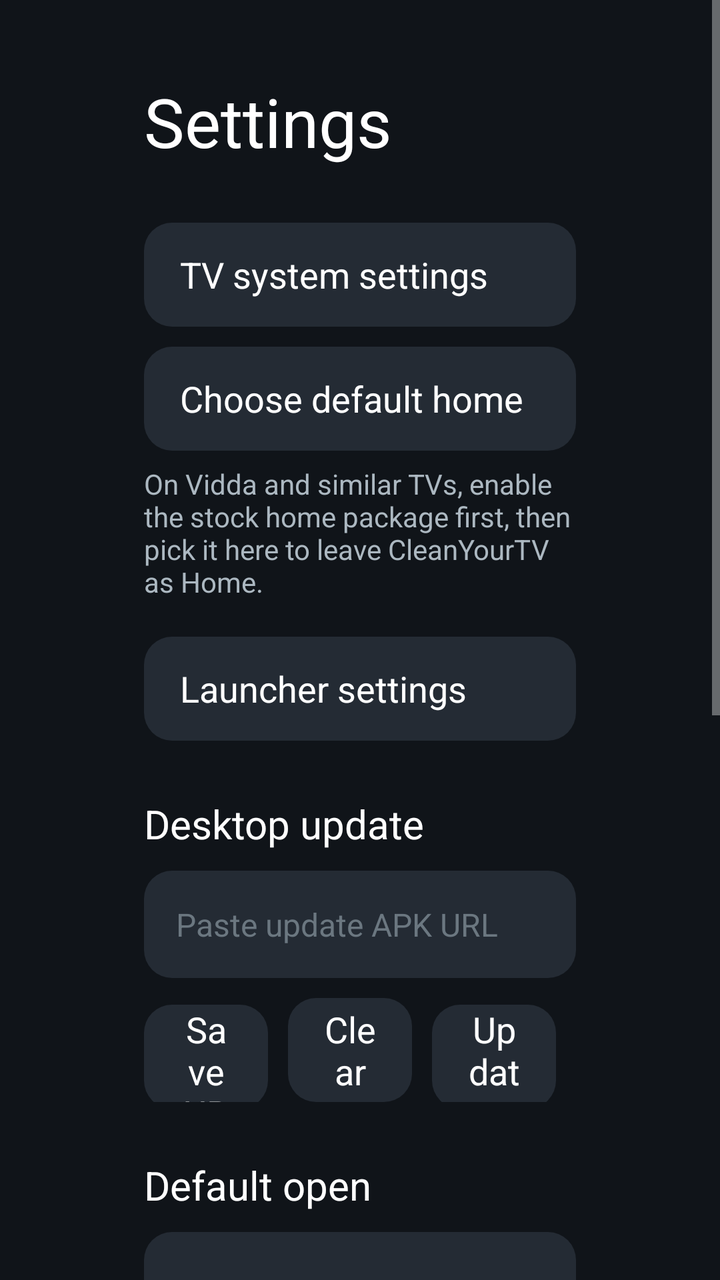
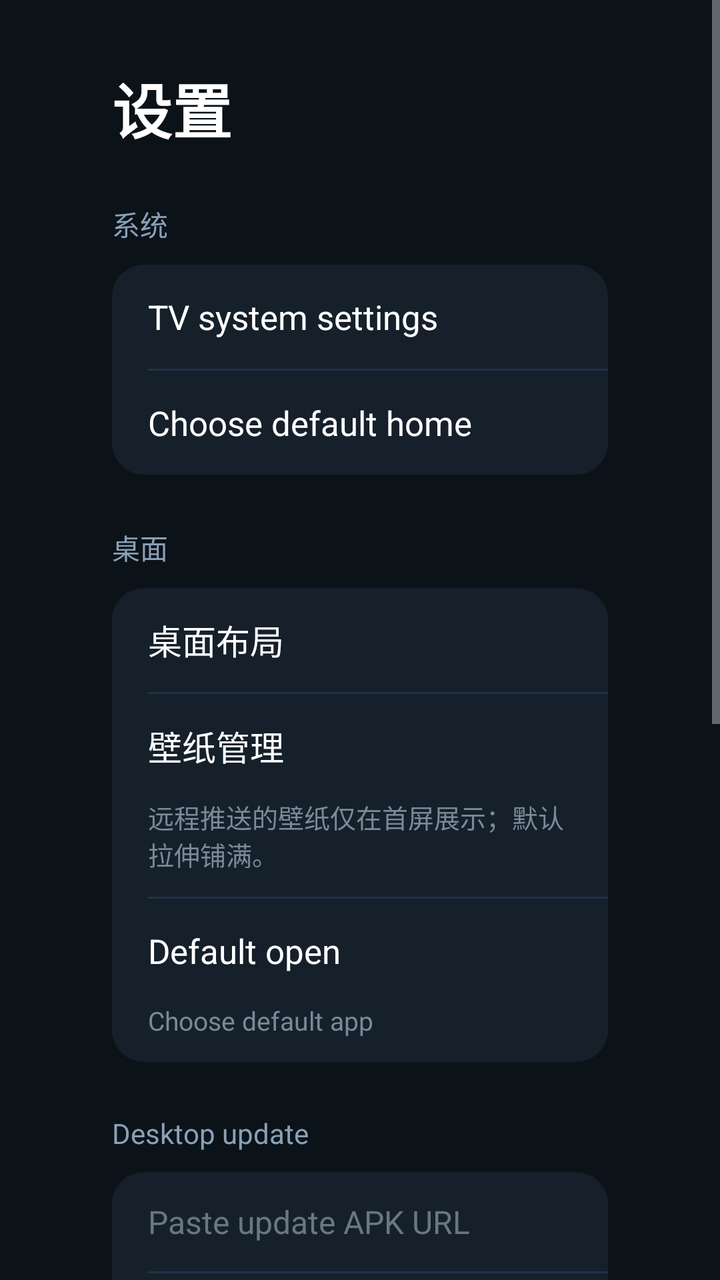

An Android layout rendered at two revisions. The XML below is the earlier revision; the diff shows what the commit changed to produce the second picture.
<!-- AndroidManifest.xml: application theme Theme.TvHome -->
<!-- res/layout/activity_tv_settings_hub.xml -->
<?xml version="1.0" encoding="utf-8"?>
<ScrollView xmlns:android="http://schemas.android.com/apk/res/android"
    android:layout_width="match_parent"
    android:layout_height="match_parent"
    android:background="#FF101419"
    android:fillViewport="true">

    <LinearLayout
        android:layout_width="match_parent"
        android:layout_height="wrap_content"
        android:orientation="vertical"
        android:paddingStart="72dp"
        android:paddingEnd="72dp"
        android:paddingTop="38dp"
        android:paddingBottom="38dp">

        <TextView
            android:layout_width="match_parent"
            android:layout_height="wrap_content"
            android:text="@string/settings_hub_title"
            android:textColor="#FFFFFFFF"
            android:textSize="34sp" />

        <TextView
            android:id="@+id/hubSystemSettings"
            style="@style/SettingsRow"
            android:layout_marginTop="28dp"
            android:text="@string/tv_settings" />

        <TextView
            android:id="@+id/hubSwitchHome"
            style="@style/SettingsRow"
            android:layout_marginTop="10dp"
            android:text="@string/home_settings" />

        <TextView
            android:layout_width="match_parent"
            android:layout_height="wrap_content"
            android:layout_marginTop="7dp"
            android:text="@string/home_settings_vidda_hint"
            android:textColor="#FFACB8C1"
            android:textSize="14sp" />

        <TextView
            android:id="@+id/hubLauncherSettings"
            style="@style/SettingsRow"
            android:layout_marginTop="18dp"
            android:text="@string/launcher_settings" />

        <TextView
            android:layout_width="match_parent"
            android:layout_height="wrap_content"
            android:layout_marginTop="28dp"
            android:text="@string/update_section"
            android:textColor="#FFFFFFFF"
            android:textSize="20sp" />

        <EditText
            android:id="@+id/hubUpdateUrl"
            android:layout_width="match_parent"
            android:layout_height="wrap_content"
            android:layout_marginTop="10dp"
            android:background="@drawable/settings_choice_bg"
            android:hint="@string/update_url_hint"
            android:inputType="textUri"
            android:padding="16dp"
            android:textColor="#FFFFFFFF"
            android:textColorHint="#FF6B7780"
            android:textSize="16sp" />

        <LinearLayout
            android:layout_width="match_parent"
            android:layout_height="wrap_content"
            android:layout_marginTop="10dp"
            android:orientation="horizontal">

            <TextView
                android:id="@+id/hubUpdateSave"
                style="@style/SettingsColumnChoice"
                android:text="@string/update_save" />

            <TextView
                android:id="@+id/hubUpdateClear"
                style="@style/SettingsColumnChoice"
                android:text="@string/update_clear" />

            <TextView
                android:id="@+id/hubUpdateNow"
                style="@style/SettingsColumnChoice"
                android:text="@string/update_now" />
        </LinearLayout>

        <TextView
            android:id="@+id/hubUpdateProgress"
            android:layout_width="match_parent"
            android:layout_height="wrap_content"
            android:layout_marginTop="8dp"
            android:textColor="#FFACB8C1"
            android:textSize="14sp"
            android:visibility="gone" />

        <TextView
            android:layout_width="match_parent"
            android:layout_height="wrap_content"
            android:layout_marginTop="28dp"
            android:text="@string/default_open_section"
            android:textColor="#FFFFFFFF"
            android:textSize="20sp" />

        <TextView
            android:id="@+id/hubDefaultOpenToggle"
            style="@style/SettingsRow"
            android:layout_marginTop="10dp" />

        <TextView
            android:id="@+id/hubDefaultOpenPick"
            style="@style/SettingsRow"
            android:layout_marginTop="10dp"
            android:text="@string/default_open_pick" />

        <TextView
            android:layout_width="match_parent"
            android:layout_height="wrap_content"
            android:layout_marginTop="28dp"
            android:text="@string/backup_section"
            android:textColor="#FFFFFFFF"
            android:textSize="20sp" />

        <TextView
            android:id="@+id/hubBackupCreate"
            style="@style/SettingsRow"
            android:layout_marginTop="10dp"
            android:text="@string/backup_create" />

        <TextView
            android:id="@+id/hubBackupList"
            style="@style/SettingsRow"
            android:layout_marginTop="10dp"
            android:text="@string/backup_list" />

        <TextView
            android:layout_width="match_parent"
            android:layout_height="wrap_content"
            android:layout_marginTop="28dp"
            android:text="@string/push_section"
            android:textColor="#FFFFFFFF"
            android:textSize="20sp" />

        <TextView
            android:id="@+id/hubPushAddress"
            android:layout_width="match_parent"
            android:layout_height="wrap_content"
            android:layout_marginTop="10dp"
            android:textColor="#FF4FC3F7"
            android:textSize="22sp" />

        <TextView
            android:layout_width="match_parent"
            android:layout_height="wrap_content"
            android:layout_marginTop="7dp"
            android:text="@string/push_address_hint"
            android:textColor="#FFACB8C1"
            android:textSize="14sp" />

        <TextView
            android:id="@+id/hubPushHistory"
            style="@style/SettingsRow"
            android:layout_marginTop="10dp"
            android:text="@string/push_history" />
    </LinearLayout>
</ScrollView>
<!-- resources referenced by this layout -->
<resources>
  <string name="backup_create">Create backup</string>
  <string name="backup_section">Local backup</string>
  <string name="default_open_section">Default open</string>
  <string name="home_settings">Choose default home</string>
  <string name="home_settings_vidda_hint">On Vidda and similar TVs, enable the stock home package first, then pick it here to leave CleanYourTV as Home.</string>
  <string name="launcher_settings">Launcher settings</string>
  <string name="push_address_hint">Enter this address in the PC admin (IP:port). No discovery or pairing.</string>
  <string name="push_history">Push history</string>
  <string name="push_section">LAN push</string>
  <string name="settings_hub_title">Settings</string>
  <string name="tv_settings">TV system settings</string>
  <string name="update_clear">Clear</string>
  <string name="update_now">Update</string>
  <string name="update_save">Save URL</string>
  <string name="update_section">Desktop update</string>
  <!-- unchanged entries left out for length: 7 -->
</resources>

<!-- the commit's change to res/layout/activity_tv_settings_hub.xml (unified diff, before → after) -->
@@ -2,170 +2,182 @@
 <ScrollView xmlns:android="http://schemas.android.com/apk/res/android"
     android:layout_width="match_parent"
     android:layout_height="match_parent"
-    android:background="#FF101419"
+    android:background="#FF0B1218"
     android:fillViewport="true">
 
     <LinearLayout
         android:layout_width="match_parent"
         android:layout_height="wrap_content"
         android:orientation="vertical"
-        android:paddingStart="72dp"
-        android:paddingEnd="72dp"
-        android:paddingTop="38dp"
-        android:paddingBottom="38dp">
+        android:paddingStart="56dp"
+        android:paddingEnd="56dp"
+        android:paddingTop="32dp"
+        android:paddingBottom="40dp">
 
         <TextView
             android:layout_width="match_parent"
             android:layout_height="wrap_content"
             android:text="@string/settings_hub_title"
             android:textColor="#FFFFFFFF"
-            android:textSize="34sp" />
+            android:textSize="30sp"
+            android:textStyle="bold" />
 
+        
         <TextView
-            android:id="@+id/hubSystemSettings"
-            style="@style/SettingsRow"
-            android:layout_marginTop="28dp"
-            android:text="@string/tv_settings" />
+            style="@style/SettingsSectionTitle"
+            android:text="@string/hub_section_system" />
 
-        <TextView
-            android:id="@+id/hubSwitchHome"
-            style="@style/SettingsRow"
-            android:layout_marginTop="10dp"
-            android:text="@string/home_settings" />
+        <LinearLayout style="@style/SettingsCard">
+            <TextView
+                android:id="@+id/hubSystemSettings"
+                style="@style/SettingsRowInCard"
+                android:text="@string/tv_settings" />
 
-        <TextView
-            android:layout_width="match_parent"
-            android:layout_height="wrap_content"
-            android:layout_marginTop="7dp"
-            android:text="@string/home_settings_vidda_hint"
-            android:textColor="#FFACB8C1"
-            android:textSize="14sp" />
-
-        <TextView
-            android:id="@+id/hubLauncherSettings"
-            style="@style/SettingsRow"
-            android:layout_marginTop="18dp"
-            android:text="@string/launcher_settings" />
-
-        <TextView
-            android:layout_width="match_parent"
-            android:layout_height="wrap_content"
-            android:layout_marginTop="28dp"
-            android:text="@string/update_section"
-            android:textColor="#FFFFFFFF"
-            android:textSize="20sp" />
-
-        <EditText
-            android:id="@+id/hubUpdateUrl"
-            android:layout_width="match_parent"
-            android:layout_height="wrap_content"
-            android:layout_marginTop="10dp"
-            android:background="@drawable/settings_choice_bg"
-            android:hint="@string/update_url_hint"
-            android:inputType="textUri"
-            android:padding="16dp"
-            android:textColor="#FFFFFFFF"
-            android:textColorHint="#FF6B7780"
-            android:textSize="16sp" />
-
-        <LinearLayout
-            android:layout_width="match_parent"
-            android:layout_height="wrap_content"
-            android:layout_marginTop="10dp"
-            android:orientation="horizontal">
+            <View style="@style/SettingsDivider" />
 
             <TextView
-                android:id="@+id/hubUpdateSave"
-                style="@style/SettingsColumnChoice"
-                android:text="@string/update_save" />
+                android:id="@+id/hubSwitchHome"
+                style="@style/SettingsRowInCard"
+                android:text="@string/home_settings" />
+        </LinearLayout>
+
+        
+        <TextView
+            style="@style/SettingsSectionTitle"
+            android:text="@string/hub_section_desktop" />
+
+        <LinearLayout style="@style/SettingsCard">
+            <TextView
+                android:id="@+id/hubLauncherSettings"
+                style="@style/SettingsRowInCard"
+                android:text="@string/hub_desktop_layout" />
+
+            <View style="@style/SettingsDivider" />
 
             <TextView
-                android:id="@+id/hubUpdateClear"
-                style="@style/SettingsColumnChoice"
-                android:text="@string/update_clear" />
+                android:id="@+id/hubWallpaperManage"
+                style="@style/SettingsRowInCard"
+                android:text="@string/wallpaper_manage" />
 
             <TextView
-                android:id="@+id/hubUpdateNow"
-                style="@style/SettingsColumnChoice"
-                android:text="@string/update_now" />
+                android:id="@+id/hubWallpaperState"
+                style="@style/SettingsRowSub"
+                android:text="@string/wallpaper_manage_hint" />
+
+            <View style="@style/SettingsDivider" />
+
+            <TextView
+                android:id="@+id/hubDefaultOpenToggle"
+                style="@style/SettingsRowInCard"
+                android:text="@string/default_open_section" />
+
+            <TextView
+                android:id="@+id/hubDefaultOpenPick"
+                style="@style/SettingsRowSub"
+                android:text="@string/default_open_pick" />
         </LinearLayout>
 
+        
         <TextView
-            android:id="@+id/hubUpdateProgress"
-            android:layout_width="match_parent"
-            android:layout_height="wrap_content"
-            android:layout_marginTop="8dp"
-            android:textColor="#FFACB8C1"
-            android:textSize="14sp"
-            android:visibility="gone" />
+            style="@style/SettingsSectionTitle"
+            android:text="@string/update_section" />
 
+        <LinearLayout style="@style/SettingsCard">
+            <EditText
+                android:id="@+id/hubUpdateUrl"
+                android:layout_width="match_parent"
+                android:layout_height="wrap_content"
+                android:background="@android:color/transparent"
+                android:hint="@string/update_url_hint"
+                android:inputType="textUri"
+                android:paddingStart="18dp"
+                android:paddingEnd="18dp"
+                android:paddingTop="14dp"
+                android:paddingBottom="14dp"
+                android:textColor="#FFFFFFFF"
+                android:textColorHint="#FF6B7780"
+                android:textSize="16sp" />
+
+            <View style="@style/SettingsDivider" />
+
+            <LinearLayout
+                android:layout_width="match_parent"
+                android:layout_height="wrap_content"
+                android:orientation="horizontal"
+                android:padding="10dp">
+
+                <TextView
+                    android:id="@+id/hubUpdateNow"
+                    style="@style/SettingsColumnChoice"
+                    android:layout_marginEnd="0dp"
+                    android:text="@string/update_now" />
+            </LinearLayout>
+
+            <TextView
+                android:id="@+id/hubUpdateProgress"
+                android:layout_width="match_parent"
+                android:layout_height="wrap_content"
+                android:paddingStart="18dp"
+                android:paddingEnd="18dp"
+                android:paddingBottom="12dp"
+                android:textColor="#FFACB8C1"
+                android:textSize="13sp"
+                android:visibility="gone" />
+        </LinearLayout>
+
+        
         <TextView
-            android:layout_width="match_parent"
-            android:layout_height="wrap_content"
-            android:layout_marginTop="28dp"
-            android:text="@string/default_open_section"
-            android:textColor="#FFFFFFFF"
-            android:textSize="20sp" />
+            style="@style/SettingsSectionTitle"
+            android:text="@string/push_section" />
 
+        <LinearLayout style="@style/SettingsCard">
+            <TextView
+                android:id="@+id/hubPushAddress"
+                android:layout_width="match_parent"
+                android:layout_height="wrap_content"
+                android:paddingStart="18dp"
+                android:paddingEnd="18dp"
+                android:paddingTop="16dp"
+                android:paddingBottom="4dp"
+                android:textColor="#FF4FC3F7"
+                android:textSize="20sp"
+                android:textIsSelectable="true" />
+
+            <TextView
+                android:layout_width="match_parent"
+                android:layout_height="wrap_content"
+                android:paddingStart="18dp"
+                android:paddingEnd="18dp"
+                android:paddingBottom="12dp"
+                android:text="@string/push_address_hint"
+                android:textColor="#FF7A8A99"
+                android:textSize="13sp" />
+
+            <View style="@style/SettingsDivider" />
+
+            <TextView
+                android:id="@+id/hubPushHistory"
+                style="@style/SettingsRowInCard"
+                android:text="@string/push_history" />
+        </LinearLayout>
+
+        
         <TextView
-            android:id="@+id/hubDefaultOpenToggle"
-            style="@style/SettingsRow"
-            android:layout_marginTop="10dp" />
+            style="@style/SettingsSectionTitle"
+            android:text="@string/backup_section" />
 
-        <TextView
-            android:id="@+id/hubDefaultOpenPick"
-            style="@style/SettingsRow"
-            android:layout_marginTop="10dp"
-            android:text="@string/default_open_pick" />
+        <LinearLayout style="@style/SettingsCard">
+            <TextView
+                android:id="@+id/hubBackupCreate"
+                style="@style/SettingsRowInCard"
+                android:text="@string/backup_create" />
 
-        <TextView
-            android:layout_width="match_parent"
-            android:layout_height="wrap_content"
-            android:layout_marginTop="28dp"
-            android:text="@string/backup_section"
-            android:textColor="#FFFFFFFF"
-            android:textSize="20sp" />
+            <View style="@style/SettingsDivider" />
 
-        <TextView
-            android:id="@+id/hubBackupCreate"
-            style="@style/SettingsRow"
-            android:layout_marginTop="10dp"
-            android:text="@string/backup_create" />
-
-        <TextView
-            android:id="@+id/hubBackupList"
-            style="@style/SettingsRow"
-            android:layout_marginTop="10dp"
-            android:text="@string/backup_list" />
-
-        <TextView
-            android:layout_width="match_parent"
-            android:layout_height="wrap_content"
-            android:layout_marginTop="28dp"
-            android:text="@string/push_section"
-            android:textColor="#FFFFFFFF"
-            android:textSize="20sp" />
-
-        <TextView
-            android:id="@+id/hubPushAddress"
-            android:layout_width="match_parent"
-            android:layout_height="wrap_content"
-            android:layout_marginTop="10dp"
-            android:textColor="#FF4FC3F7"
-            android:textSize="22sp" />
-
-        <TextView
-            android:layout_width="match_parent"
-            android:layout_height="wrap_content"
-            android:layout_marginTop="7dp"
-            android:text="@string/push_address_hint"
-            android:textColor="#FFACB8C1"
-            android:textSize="14sp" />
-
-        <TextView
-            android:id="@+id/hubPushHistory"
-            style="@style/SettingsRow"
-            android:layout_marginTop="10dp"
-            android:text="@string/push_history" />
+            <TextView
+                android:id="@+id/hubBackupList"
+                style="@style/SettingsRowInCard"
+                android:text="@string/backup_list" />
+        </LinearLayout>
     </LinearLayout>
 </ScrollView>
<!-- resource entries referenced after the edit -->
@@ -4,17 +4,88 @@
   <string name="backup_section">Local backup</string>
   <string name="default_open_section">Default open</string>
   <string name="home_settings">Choose default home</string>
-  <string name="home_settings_vidda_hint">On Vidda and similar TVs, enable the stock home package first, then pick it here to leave CleanYourTV as Home.</string>
-  <string name="launcher_settings">Launcher settings</string>
-  <string name="push_address_hint">Enter this address in the PC admin (IP:port). No discovery or pairing.</string>
+  <string name="hub_desktop_layout">桌面布局</string>
+  <string name="hub_section_desktop">桌面</string>
+  <string name="hub_section_system">系统</string>
+  <string name="push_address_hint">同一 Wi‑Fi 下用手机浏览器打开上方地址，可推送 APK 与壁纸（壁纸仅首屏）。</string>
   <string name="push_history">Push history</string>
   <string name="push_section">LAN push</string>
-  <string name="settings_hub_title">Settings</string>
+  <string name="settings_hub_title">设置</string>
   <string name="tv_settings">TV system settings</string>
-  <string name="update_clear">Clear</string>
   <string name="update_now">Update</string>
-  <string name="update_save">Save URL</string>
   <string name="update_section">Desktop update</string>
+  <string name="wallpaper_manage">壁纸管理</string>
+  <string name="wallpaper_manage_hint">远程推送的壁纸仅在首屏展示；默认拉伸铺满。</string>
+  <style name="SettingsCard">
+          <item name="android:layout_width">match_parent</item>
+          <item name="android:layout_height">wrap_content</item>
+          <item name="android:orientation">vertical</item>
+          <item name="android:background">@drawable/settings_card_bg</item>
+      </style>
+  <style name="SettingsDivider">
+          <item name="android:layout_width">match_parent</item>
+          <item name="android:layout_height">1dp</item>
+          <item name="android:layout_marginStart">18dp</item>
+          <item name="android:background">#FF243049</item>
+      </style>
+  <style name="SettingsRowInCard">
+          <item name="android:layout_width">match_parent</item>
+          <item name="android:layout_height">52dp</item>
+          <item name="android:gravity">center_vertical</item>
+          <item name="android:paddingStart">18dp</item>
+          <item name="android:paddingEnd">18dp</item>
+          <item name="android:background">@drawable/settings_row_in_card</item>
+          <item name="android:textColor">#FFFFFFFF</item>
+          <item name="android:textSize">17sp</item>
+          <item name="android:focusable">true</item>
+          <item name="android:clickable">true</item>
+      </style>
+  <style name="SettingsRowSub">
+          <item name="android:layout_width">match_parent</item>
+          <item name="android:layout_height">wrap_content</item>
+          <item name="android:paddingStart">18dp</item>
+          <item name="android:paddingEnd">18dp</item>
+          <item name="android:paddingBottom">12dp</item>
+          <item name="android:textColor">#FF7A8A99</item>
+          <item name="android:textSize">13sp</item>
+          <item name="android:focusable">false</item>
+          <item name="android:clickable">false</item>
+      </style>
+  <style name="SettingsSectionTitle">
+          <item name="android:layout_width">match_parent</item>
+          <item name="android:layout_height">wrap_content</item>
+          <item name="android:layout_marginTop">26dp</item>
+          <item name="android:layout_marginBottom">10dp</item>
+          <item name="android:textColor">#FF8AA0B8</item>
+          <item name="android:textSize">14sp</item>
+          <item name="android:textAllCaps">false</item>
+      </style>
+  <!-- drawable settings_card_bg (drawable) -->
+  <?xml version="1.0" encoding="utf-8"?>
+  <shape xmlns:android="http://schemas.android.com/apk/res/android"
+      android:shape="rectangle">
+      <solid android:color="#FF15202B" />
+      <corners android:radius="16dp" />
+  </shape>
+  <!-- drawable settings_row_in_card (drawable) -->
+  <?xml version="1.0" encoding="utf-8"?>
+  <selector xmlns:android="http://schemas.android.com/apk/res/android">
+      <item android:state_focused="true">
+          <shape android:shape="rectangle">
+              <solid android:color="#334FC3F7" />
+          </shape>
+      </item>
+      <item android:state_pressed="true">
+          <shape android:shape="rectangle">
+              <solid android:color="#224FC3F7" />
+          </shape>
+      </item>
+      <item>
+          <shape android:shape="rectangle">
+              <solid android:color="@android:color/transparent" />
+          </shape>
+      </item>
+  </selector>
   <!-- unchanged entries left out for length: 7 -->
 </resources>
 
